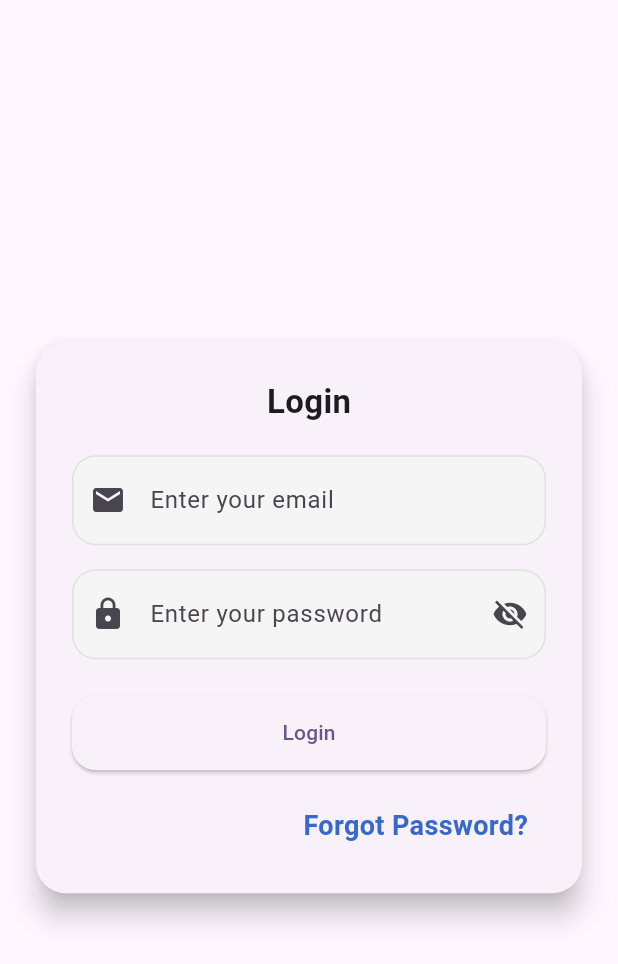
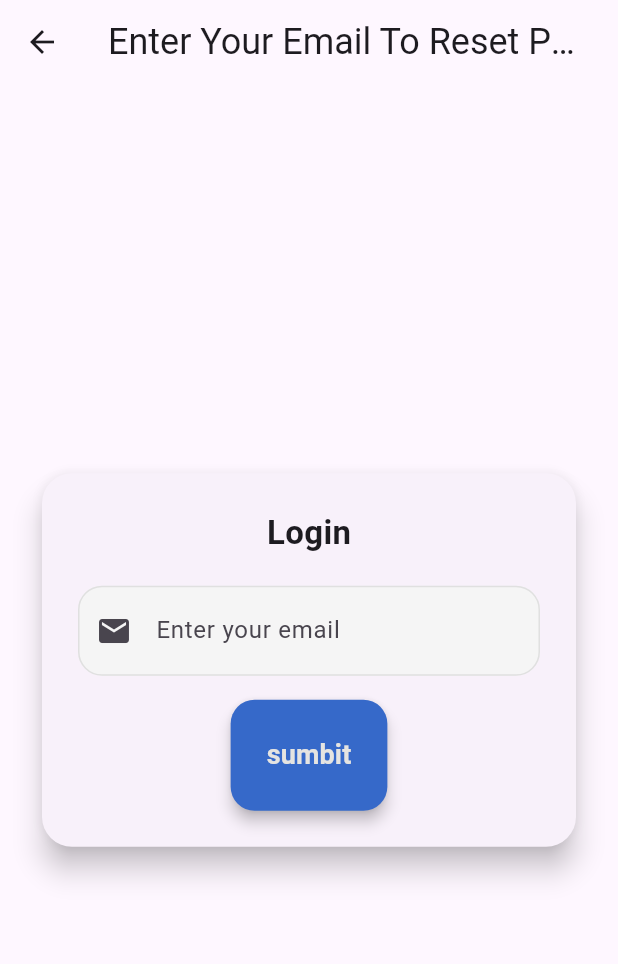
Before and after one commit to diab206/YallaNebi3, a Flutter app: the screen it shows after launch, after a tap on "Forgot Password?", on a phone screen of 412 x 824 dp. Shown: the top 964 px of the screen. Run offline on Flutter 3.47's test engine with Material 3 defaults, Android fonts, the phone set to English and light mode, and no system bars.

Commit message:
finish the login view and forget  passowrd view ui

```diff
--- /dev/null
+++ b/lib/core/functions/naviagte_to.dart
@@ -0,0 +1,9 @@
+import 'package:flutter/material.dart';
+
+
+Future <dynamic>navigteTo(BuildContext context, Widget view) {
+  return Navigator.push(context, MaterialPageRoute(
+    builder: (context) => view,
+  ));
+
+}
--- /dev/null
+++ b/lib/core/widgets/custom_action_button.dart
@@ -0,0 +1,36 @@
+import 'package:flutter/material.dart';
+import 'package:yalla_nebi3/core/const/app_colors.dart';
+
+class CustomActionButton extends StatelessWidget {
+  final String text;
+  final VoidCallback onPressed;
+
+  const CustomActionButton({
+    super.key,
+    required this.text,
+    required this.onPressed,
+  });
+
+  @override
+  Widget build(BuildContext context) {
+    return ElevatedButton(
+      onPressed: onPressed,
+      style: ElevatedButton.styleFrom(
+        backgroundColor: AppColors.primaryColor,
+        foregroundColor: AppColors.backgroundcolor,
+        shape: RoundedRectangleBorder(
+          borderRadius: BorderRadius.circular(16),
+        ),
+        padding: const EdgeInsets.all(24),
+        elevation: 4,
+      ),
+      child: Text(
+        text,
+        style: const TextStyle(
+          fontSize: 18,
+          fontWeight: FontWeight.bold,
+        ),
+      ),
+    );
+  }
+}
--- a/lib/core/widgets/elvated_button.dart
+++ b/lib/core/widgets/elvated_button.dart
@@ -1,33 +1,39 @@
 import 'package:flutter/material.dart';
 import 'package:yalla_nebi3/core/const/app_colors.dart';
 
-class CustomElevatedButton extends StatelessWidget {
-  final String text;
+class CustomElevatedIconButton extends StatelessWidget {
   final VoidCallback onPressed;
 
-  // ignore: use_super_parameters
-  const CustomElevatedButton({
-    Key? key,
-    required this.text,
+  const CustomElevatedIconButton({
+    super.key,
     required this.onPressed,
-  }) : super(key: key);
+  });
 
   @override
   Widget build(BuildContext context) {
-    return ElevatedButton.icon(
-      onPressed: onPressed,
-      icon: const Icon(Icons.arrow_forward),
-      label: Text(text),
-      style: ElevatedButton.styleFrom(
-        foregroundColor: AppColors.backgroundcolor, // text/icon color
-        backgroundColor: AppColors.primaryColor,    // button background
-        padding: const EdgeInsets.symmetric(horizontal: 12, vertical: 12),
-        shape: RoundedRectangleBorder(
-          borderRadius: BorderRadius.circular(16),
+    return SizedBox(
+      width: 56,
+      height: 56,
+      child: ElevatedButton(
+        onPressed: onPressed,
+        style: ElevatedButton.styleFrom(
+          backgroundColor: AppColors.primaryColor,
+          foregroundColor: AppColors.backgroundcolor,
+          shape: RoundedRectangleBorder(
+  borderRadius: BorderRadius.circular(16),
+  side: const BorderSide(
+    color: AppColors.primaryColor,
+    width: 2,
+  ),
+),
+
+          padding: const EdgeInsets.all(16), // More padding → bigger circle
+          elevation: 4,
         ),
-        textStyle: const TextStyle(
-          fontSize: 16,
-          fontWeight: FontWeight.bold,
+        child: const Icon(
+          Icons.arrow_forward,
+          color: AppColors.backgroundcolor,
+          size: 26, // Optional: increase icon size too
         ),
       ),
     );
--- a/lib/core/widgets/text_button.dart
+++ b/lib/core/widgets/text_button.dart
@@ -7,10 +7,10 @@ class CustomTextButton extends StatelessWidget {
 
 
   const CustomTextButton({
-    Key? key,
+    super.key,
     required this.text,
     required this.onTap,
-  }) : super(key: key);
+  });
 
   @override
   Widget build(BuildContext context) {
--- /dev/null
+++ b/lib/views/auth/ui/forgot_view.dart
@@ -0,0 +1,68 @@
+import 'package:flutter/material.dart';
+import 'package:yalla_nebi3/core/widgets/custom_action_button.dart';
+import 'package:yalla_nebi3/core/widgets/text_form_field.dart';
+
+class ForgotView extends StatelessWidget {
+  static const String routeName = 'forgot_view';
+  ForgotView({super.key});
+    final TextEditingController emailController = TextEditingController();
+
+
+  @override
+  Widget build(BuildContext context) {
+    return Scaffold(
+      appBar: AppBar(
+        title: const Text('Enter Your Email To Reset Password',style: TextStyle(fontSize: 24)),
+        centerTitle: true,
+      ),
+      body: SafeArea(
+        child: Center(
+          child: SingleChildScrollView(
+            padding: const EdgeInsets.all(24),
+            child: Center(
+              child: Card(
+                elevation: 8,
+                shape: RoundedRectangleBorder(
+                  borderRadius: BorderRadius.circular(20),
+                ),
+                child: Padding(
+                  padding: const EdgeInsets.all(24),
+                  child: Column(
+                    mainAxisSize: MainAxisSize.min,
+                    children: [
+                      const Text(
+                        'Login',
+                        style: TextStyle(
+                          fontSize: 22,
+                          fontWeight: FontWeight.bold,
+                        ),
+                      ),
+                      const SizedBox(height: 20),
+
+                      /// Email Field
+                      CustomTextFormField(
+                        controller: emailController,
+                        hintText: 'Enter your email',
+                        keyboardType: TextInputType.emailAddress,
+                        prefixIcon: const Icon(Icons.email),
+                        validator: (value) {
+                          if (value == null || value.isEmpty) {
+                            return 'Email is required';
+                          }
+                          return null;
+                        },
+                      ),
+                      const SizedBox(height: 16),
+      CustomActionButton(onPressed: (){},text: "sumbit")
+
+                    ],
+                  ),
+                ),
+              ),
+            ),
+          ),
+        ),
+      ),
+    );
+  }
+}
--- a/lib/views/auth/ui/login_view.dart
+++ b/lib/views/auth/ui/login_view.dart
@@ -1,7 +1,10 @@
 import 'package:flutter/foundation.dart';
 import 'package:flutter/material.dart';
+import 'package:yalla_nebi3/core/functions/naviagte_to.dart';
+import 'package:yalla_nebi3/core/widgets/elvated_button.dart';
 import 'package:yalla_nebi3/core/widgets/text_button.dart';
-import 'package:yalla_nebi3/core/widgets/text_form_field.dart'; // Use your reusable field
+import 'package:yalla_nebi3/core/widgets/text_form_field.dart';
+import 'package:yalla_nebi3/views/auth/ui/forgot_view.dart';
 
 class LoginView extends StatefulWidget {
   static const String routeName = 'login';
@@ -20,10 +23,17 @@ class _LoginViewState extends State<LoginView> {
   @override
   Widget build(BuildContext context) {
     return Scaffold(
-      body: Center(
+      appBar: AppBar(
+        title: const Text('Welcome to our market',style: TextStyle(fontSize: 24)),
+        centerTitle: true,
+      ),
+      body: SafeArea(
+        child: Center(
+          child: SingleChildScrollView(
+            padding: const EdgeInsets.all(24),
+            child: Center(
               child: Card(
                 elevation: 8,
-          margin: const EdgeInsets.symmetric(horizontal: 24),
                 shape: RoundedRectangleBorder(
                   borderRadius: BorderRadius.circular(20),
                 ),
@@ -34,7 +44,10 @@ class _LoginViewState extends State<LoginView> {
                     children: [
                       const Text(
                         'Login',
-                  style: TextStyle(fontSize: 22, fontWeight: FontWeight.bold),
+                        style: TextStyle(
+                          fontSize: 22,
+                          fontWeight: FontWeight.bold,
+                        ),
                       ),
                       const SizedBox(height: 20),
 
@@ -51,7 +64,6 @@ class _LoginViewState extends State<LoginView> {
                           return null;
                         },
                       ),
-
                       const SizedBox(height: 16),
 
                       /// Password Field with Eye Icon
@@ -62,7 +74,9 @@ class _LoginViewState extends State<LoginView> {
                         prefixIcon: const Icon(Icons.lock),
                         suffixIcon: IconButton(
                           icon: Icon(
-                      _obscurePassword ? Icons.visibility_off : Icons.visibility,
+                            _obscurePassword
+                                ? Icons.visibility_off
+                                : Icons.visibility,
                           ),
                           onPressed: () {
                             setState(() {
@@ -77,29 +91,6 @@ class _LoginViewState extends State<LoginView> {
                           return null;
                         },
                       ),
-
-                const SizedBox(height: 24),
-
-                /// Login Button
-                ElevatedButton(
-                  onPressed: () {
-                    // Validate or submit logic
-                    if (kDebugMode) {
-                      print('Email: ${emailController.text}');
-                    }
-                    if (kDebugMode) {
-                      print('Password: ${passwordController.text}');
-                    }
-                  },
-                  style: ElevatedButton.styleFrom(
-                    minimumSize: const Size.fromHeight(50),
-                    shape: RoundedRectangleBorder(
-                      borderRadius: BorderRadius.circular(16),
-                    ),
-                  ),
-                  child: const Text('Login'),
-                ),
-
                       const SizedBox(height: 16),
 
                       /// Forgot Password
@@ -107,12 +98,79 @@ class _LoginViewState extends State<LoginView> {
                         mainAxisAlignment: MainAxisAlignment.end,
                         children: [
                           CustomTextButton(
-                      onTap: (){},
                             text: 'Forgot Password?',
+                            onTap: () {
+                               navigteTo(context,  ForgotView(
+                              ));
+                            },
                           ),
                         ],
                       ),
+
+                      const SizedBox(height: 24),
+
+                      /// Login Row
+                      Row(
+                        mainAxisAlignment: MainAxisAlignment.spaceBetween,
+                        children: [
+                          const Text(
+                            'Login',
+                            style: TextStyle(
+                              fontSize: 18,
+                              fontWeight: FontWeight.bold,
+                            ),
+                          ),
+                          CustomElevatedIconButton(
+                            onPressed: () {
+                              if (kDebugMode) {
+                                print('Email: ${emailController.text}');
+                                print('Password: ${passwordController.text}');
+                              }
+                            },
+                          ),
                         ],
+                      ),
+                      const SizedBox(height: 20),
+
+                      /// Login with Google Row
+                      Row(
+                        mainAxisAlignment: MainAxisAlignment.spaceBetween,
+                        children: [
+                          const Text(
+                            'Login With Google',
+                            style: TextStyle(
+                              fontSize: 18,
+                              fontWeight: FontWeight.bold,
+                            ),
+                          ),
+                          CustomElevatedIconButton(
+                            onPressed: () {
+                              // Google login action
+                            },
+                          ),
+                        ],
+                      ),
+                      const SizedBox(height: 20),
+                      Row(
+                      mainAxisAlignment: MainAxisAlignment.center,
+                      children: [
+                        const Text(
+                          'Don\'t have an account? ',
+                          style: TextStyle(fontSize: 22),
+                        ),
+                        CustomTextButton(
+                          text: 'Sign Up',
+                          onTap: () {
+                            Navigator.pushNamed(context, '/signup');
+                          },
+                        ),
+                      ],
+                      )
+
+                    ],
+                  ),
+                ),
+              ),
             ),
           ),
         ),
```
Lines whose indentation alone changed are shown as unchanged.
